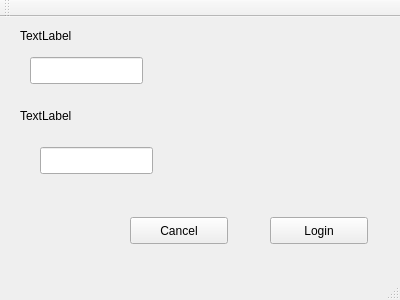
Before: the Qt Designer form qt-client/babalgui.ui in Bootz/Babel, drawn with Qt 5.
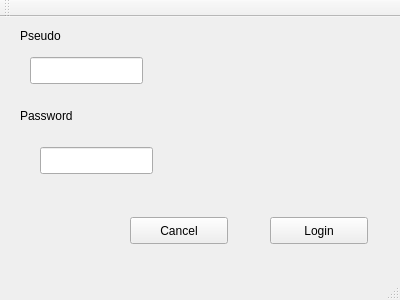
After: the same form once the commit is applied.

Patch:
```diff
--- a/qt-client/babalgui.ui
+++ b/qt-client/babalgui.ui
@@ -24,7 +24,7 @@
      </rect>
     </property>
     <property name="text">
-     <string>TextLabel</string>
+     <string>Pseudo</string>
     </property>
    </widget>
    <widget class="QLabel" name="label_2">
@@ -37,7 +37,10 @@
      </rect>
     </property>
     <property name="text">
-     <string>TextLabel</string>
+     <string>Password</string>
+    </property>
+    <property name="textFormat">
+     <enum>Qt::AutoText</enum>
     </property>
    </widget>
    <widget class="QPushButton" name="buttonLogin">
```
